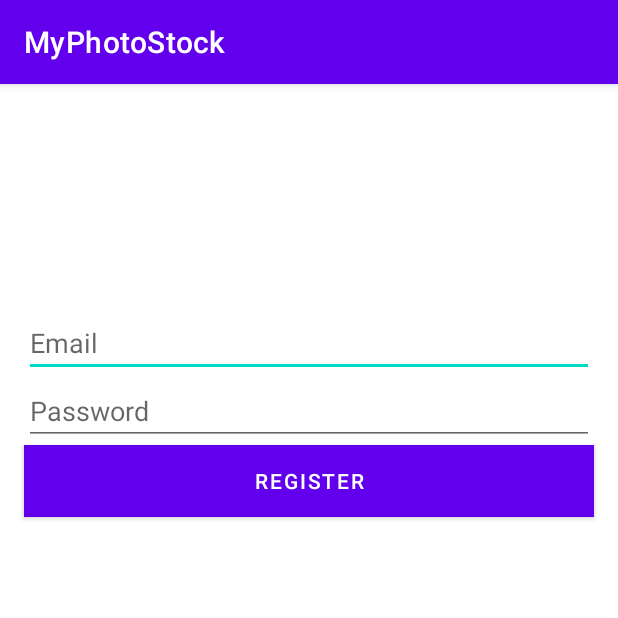
After one commit to senti50/MyPhotoStock, an Android app: the RegisterActivity screen opened directly, with no data from a screen before it, on a phone screen of 412 x 824 dp, the top half of it. The commit adds this screen. Run offline under Robolectric (Android 15) with nearby library versions, the phone set to English and light mode, and no system bars; our stand-ins replace Firebase (no records; nobody signed in at launch, a user with empty details on screens opened directly).

Commit message:
Added login and register activity

```diff
--- a/app/build.gradle
+++ b/app/build.gradle
@@ -1,6 +1,7 @@
 apply plugin: 'com.android.application'
 apply plugin: 'kotlin-android'
 apply plugin: 'kotlin-android-extensions'
+apply plugin: 'com.google.gms.google-services'
 
 android {
     compileSdkVersion 28
@@ -57,4 +58,7 @@ dependencies {
     // If you want to additionally use the CameraX Extensions library
     implementation "androidx.camera:camera-extensions:1.0.0-alpha13"
 
+    // Firebase
+    implementation 'com.google.firebase:firebase-auth:19.3.1'
+
 }
--- a/app/src/main/AndroidManifest.xml
+++ b/app/src/main/AndroidManifest.xml
@@ -13,8 +13,10 @@
         android:roundIcon="@mipmap/ic_launcher_round"
         android:supportsRtl="true"
         android:theme="@style/AppTheme">
+        <activity android:name=".login.RegisterActivity"></activity>
         <activity android:name=".ImagePreviewActivity"></activity>
-        <activity android:name=".MainActivity">
+        <activity android:name=".MainActivity" />
+        <activity android:name=".login.LoginActivity">
             <intent-filter>
                 <action android:name="android.intent.action.MAIN" />
 
--- /dev/null
+++ b/app/src/main/java/com/example/myphotostock/login/RegisterActivity.kt
@@ -0,0 +1,79 @@
+package com.example.myphotostock.login
+
+import android.content.Intent
+import androidx.appcompat.app.AppCompatActivity
+import android.os.Bundle
+import android.util.Patterns
+import android.widget.Button
+import android.widget.EditText
+import android.widget.Toast
+import com.example.myphotostock.R
+import com.google.firebase.auth.FirebaseAuth
+
+class RegisterActivity : AppCompatActivity() {
+
+    private lateinit var auth: FirebaseAuth
+    private lateinit var registerButton: Button
+    private lateinit var emailEditText: EditText
+    private lateinit var passwordEditText: EditText
+
+    override fun onCreate(savedInstanceState: Bundle?) {
+        super.onCreate(savedInstanceState)
+        setContentView(R.layout.activity_register)
+
+        auth = FirebaseAuth.getInstance()
+
+        registerButton = findViewById(R.id.register_button)
+        emailEditText = findViewById(R.id.email_register_editText)
+        passwordEditText = findViewById(R.id.password_register_editText)
+
+        registerButton.setOnClickListener {
+            registerUser()
+        }
+
+
+    }
+    private fun registerUser() {
+        if (emailEditText.text.toString().isEmpty()) {
+            emailEditText.error = "Please enter a email"
+            emailEditText.requestFocus()
+            return
+        }
+        if (!Patterns.EMAIL_ADDRESS.matcher(emailEditText.text.toString()).matches()) {
+            emailEditText.error = "Please enter valid email"
+            emailEditText.requestFocus()
+            return
+        }
+        if (passwordEditText.text.toString().isEmpty()) {
+            passwordEditText.error = "Please enter a password"
+            passwordEditText.requestFocus()
+            return
+        }
+        if (passwordEditText.text.length <= 6) {
+            passwordEditText.error = "Password must be longer"
+            passwordEditText.requestFocus()
+            return
+        }
+
+        auth.createUserWithEmailAndPassword(emailEditText.text.toString(), passwordEditText.text.toString())
+            .addOnCompleteListener(this) { task ->
+                if (task.isSuccessful) {
+                    val user = auth.currentUser
+                    user?.sendEmailVerification()
+                        ?.addOnCompleteListener { task ->
+                            if (task.isSuccessful) {
+                                Toast.makeText(baseContext, "Registration successful", Toast.LENGTH_SHORT).show()
+                                auth.signOut()
+                                startActivity(Intent(this, LoginActivity::class.java))
+                                finish()
+                            }
+                        }
+
+                } else {
+
+                    Toast.makeText(baseContext, "Sign Up failed. Try again.",
+                        Toast.LENGTH_SHORT).show()
+                }
+            }
+    }
+}
--- /dev/null
+++ b/app/src/main/res/layout/activity_register.xml
@@ -0,0 +1,51 @@
+<?xml version="1.0" encoding="utf-8"?>
+<RelativeLayout
+    xmlns:android="http://schemas.android.com/apk/res/android"
+    xmlns:app="http://schemas.android.com/apk/res-auto"
+    xmlns:tools="http://schemas.android.com/tools"
+    android:layout_width="match_parent"
+    android:layout_height="match_parent"
+    tools:context=".login.RegisterActivity">
+
+
+
+
+    <EditText
+        android:id="@+id/email_register_editText"
+        android:layout_width="match_parent"
+        android:layout_height="wrap_content"
+        android:layout_marginLeft="16dp"
+        android:layout_marginTop="150dp"
+        android:layout_marginRight="16dp"
+        android:ems="10"
+        android:hint="@string/email_editText"
+        android:inputType="textEmailAddress" />
+
+    <EditText
+        android:id="@+id/password_register_editText"
+        android:layout_width="match_parent"
+        android:layout_height="wrap_content"
+        android:layout_below="@+id/email_register_editText"
+        android:layout_marginTop="0dp"
+        android:layout_marginLeft="16dp"
+        android:layout_marginRight="16dp"
+        android:ems="10"
+        android:hint="@string/password_editText"
+        android:inputType="textPassword" />
+
+    <Button
+        android:id="@+id/register_button"
+        android:layout_width="match_parent"
+        android:layout_height="wrap_content"
+        android:layout_below="@+id/password_register_editText"
+        android:layout_marginLeft="16dp"
+        android:layout_marginTop="0dp"
+        android:layout_marginRight="16dp"
+        android:background="@color/colorPrimary"
+        android:text="@string/register_button"
+        tools:text="@string/register_button" />
+
+
+
+
+</RelativeLayout>
--- a/app/src/main/res/menu/bottom_menu.xml
+++ b/app/src/main/res/menu/bottom_menu.xml
@@ -21,6 +21,12 @@
         android:title="Camera"
         app:cnb_iconColor="@color/camera"
         />
+    <item
+        android:id="@+id/logout"
+        android:icon="@drawable/ic_baseline_exit_to_app_24"
+        android:title="Logout"
+        app:cnb_iconColor="@color/camera"
+        />
 
 
 
--- a/app/src/main/res/values/strings.xml
+++ b/app/src/main/res/values/strings.xml
@@ -2,4 +2,14 @@
     <string name="app_name">MyPhotoStock</string>
     <!-- TODO: Remove or change this placeholder text -->
     <string name="hello_blank_fragment">Hello blank fragment</string>
+
+    //Login activity
+    <string name="email_editText">Email</string>
+    <string name="password_editText">Password</string>
+    <string name="login_text">Login</string>
+    <string name="signUp_text">"Don't have account"</string>
+
+    //Register activity
+    <string name="register_button">Register</string>
+
 </resources>
--- a/build.gradle
+++ b/build.gradle
@@ -8,6 +8,7 @@ buildscript {
     dependencies {
         classpath "com.android.tools.build:gradle:4.0.0"
         classpath "org.jetbrains.kotlin:kotlin-gradle-plugin:$kotlin_version"
+        classpath 'com.google.gms:google-services:4.3.3'
 
         // NOTE: Do not place your application dependencies here; they belong
         // in the individual module build.gradle files
```
Also changed, not shown: app/src/main/java/com/example/myphotostock/MainActivity.kt (+11 -0 lines), app/src/main/java/com/example/myphotostock/login/LoginActivity.kt (added, +88 -0 lines), app/src/main/res/drawable/ic_baseline_exit_to_app_24.xml (added, +10 -0 lines), app/src/main/res/layout/activity_login.xml (added, +57 -0 lines).
